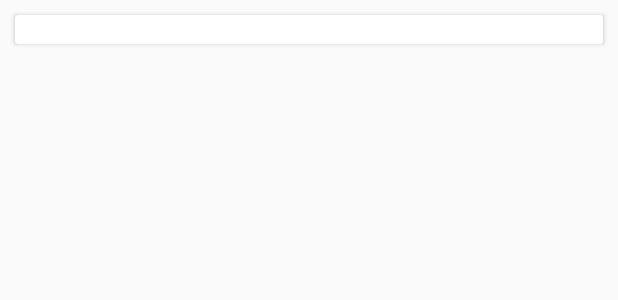
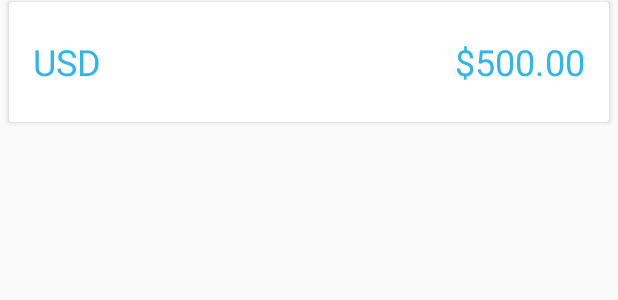
Before and after one commit to aaronfields/BitcoinPriceTracker, an Android app: the layout item_price.xml on its own in the app's theme, with its tools: preview values and no code run, on a phone screen of 412 x 824 dp. Shown: the top 300 px of the screen. Run offline under Robolectric (Android 15) with nearby library versions, the phone set to English and light mode, and no system bars.

Commit message:
customized colors

```diff
--- a/app/src/main/res/layout/activity_price.xml
+++ b/app/src/main/res/layout/activity_price.xml
@@ -9,13 +9,14 @@
     <android.support.v4.widget.SwipeRefreshLayout
         android:id="@+id/swipe_refresh"
         android:layout_width="match_parent"
-        android:layout_height="match_parent">
+        android:layout_height="match_parent"
+        android:layout_marginTop="10dp">
 
         <android.support.v7.widget.RecyclerView
             android:id="@+id/recycler_view"
             android:layout_width="match_parent"
             android:layout_height="match_parent"
-            android:padding="8dp"/>
+            />
 
     </android.support.v4.widget.SwipeRefreshLayout>
 
--- a/app/src/main/res/layout/item_price.xml
+++ b/app/src/main/res/layout/item_price.xml
@@ -2,31 +2,56 @@
 <android.support.v7.widget.CardView
     android:id="@+id/card_view"
     android:layout_width="match_parent"
-    android:layout_height="wrap_content"
-    android:layout_margin="10dp"
-    xmlns:android="http://schemas.android.com/apk/res/android">
+    android:layout_height="80dp"
+    android:layout_marginLeft="6dp"
+    android:layout_marginRight="6dp"
+    android:layout_marginTop="1dp"
+    android:layout_marginBottom="1dp"
+    xmlns:android="http://schemas.android.com/apk/res/android"
+    xmlns:tools="http://schemas.android.com/tools">
 
     <RelativeLayout xmlns:android="http://schemas.android.com/apk/res/android"
                     android:layout_width="match_parent"
-                    android:layout_height="wrap_content">
+                    android:layout_height="match_parent">
 
         <TextView
             android:id="@+id/currency_text"
             android:layout_width="wrap_content"
             android:layout_height="wrap_content"
-            android:layout_alignParentLeft="true"/>
+            android:textSize="24sp"
+            android:layout_marginTop="14dp"
+            android:layout_marginBottom="14dp"
+            android:layout_marginLeft="16dp"
+            android:layout_alignParentLeft="true"
+            android:layout_centerVertical="true"
+            tools:text="USD"
+            android:textColor="@android:color/holo_blue_light"/>
 
         <TextView
             android:id="@+id/price_text"
             android:layout_width="wrap_content"
             android:layout_height="wrap_content"
-            android:layout_alignParentRight="true"/>
+            android:textSize="24sp"
+            android:layout_marginBottom="14dp"
+            android:layout_marginRight="16dp"
+            android:layout_marginTop="14dp"
+            android:layout_alignParentRight="true"
+            android:layout_centerVertical="true"
+            tools:text="500.00"
+            android:textColor="@android:color/holo_blue_light"/>
 
         <TextView
             android:id="@+id/currency_symbol"
             android:layout_width="wrap_content"
             android:layout_height="wrap_content"
-            android:layout_toLeftOf="@id/price_text"/>
+            android:textSize="24sp"
+            android:layout_marginTop="14dp"
+            android:layout_marginBottom="14dp"
+            android:layout_marginLeft="10dp"
+            android:layout_toLeftOf="@id/price_text"
+            android:layout_centerVertical="true"
+            tools:text="$"
+            android:textColor="@android:color/holo_blue_light"/>
 
     </RelativeLayout>
 
--- a/app/src/main/res/values/colors.xml
+++ b/app/src/main/res/values/colors.xml
@@ -1,6 +1,6 @@
 <?xml version="1.0" encoding="utf-8"?>
 <resources>
-    <color name="colorPrimary">#3F51B5</color>
-    <color name="colorPrimaryDark">#303F9F</color>
-    <color name="colorAccent">#FF4081</color>
+    <color name="colorPrimary">#ff33b5e5</color>
+    <color name="colorPrimaryDark">#ff0099cc</color>
+    <color name="colorAccent">#ff00ddff</color>
 </resources>
```
